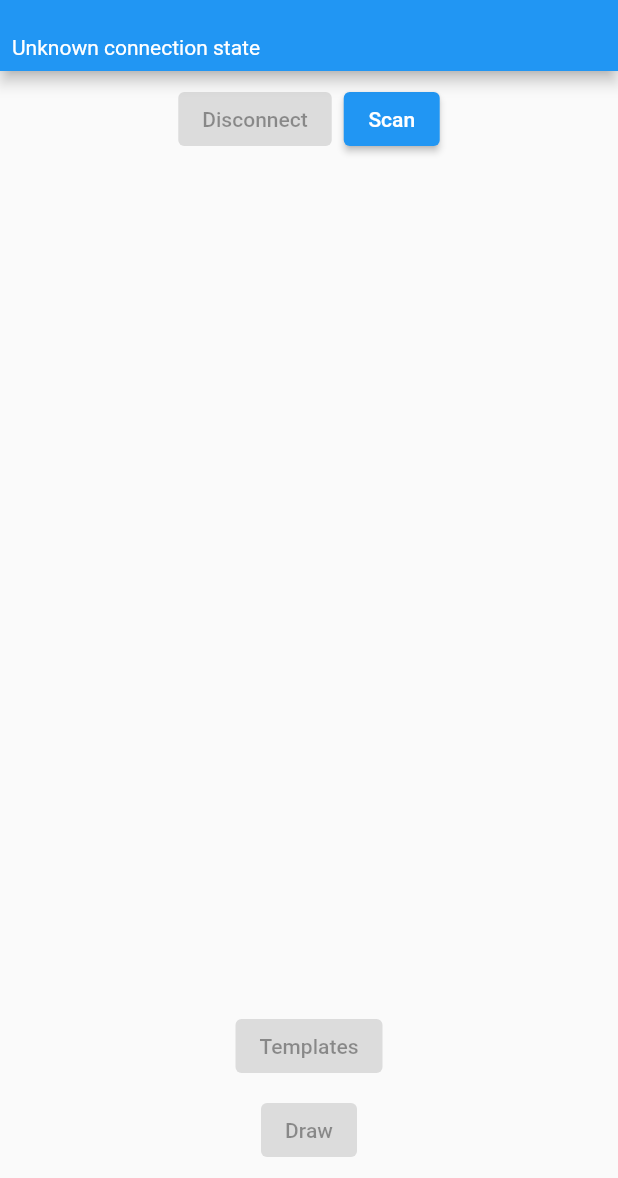
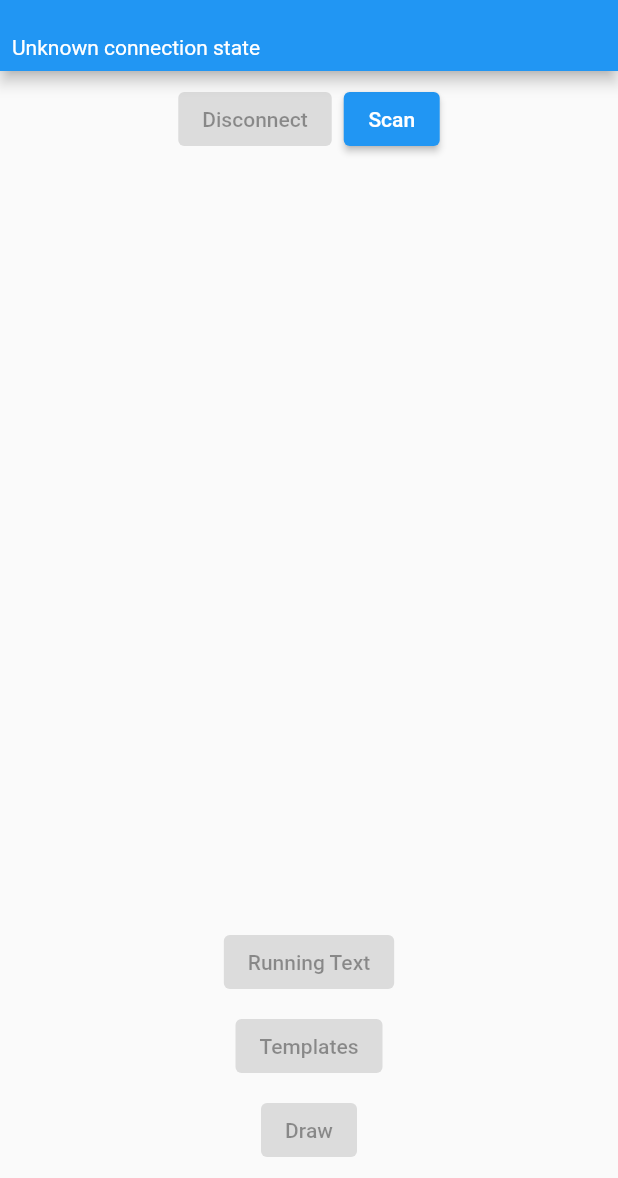
Before and after one commit to mishkov/cyber-jacket-app, a Flutter app: the screen it shows after launch, on a phone screen of 412 x 824 dp, the part 58-1236 px from its top. Run offline on Flutter 3.47's test engine with Material 2 defaults, Android fonts, the light colour scheme and no system bars; our stand-ins replace flutter_bloc, flutter_bluetooth_serial, sqflite; accounts and stored records are empty.

Commit message:
Add navigation to running text mode screen

```diff
--- a/lib/main.dart
+++ b/lib/main.dart
@@ -1,12 +1,11 @@
 import 'package:cyber_jacket/database.dart' as localdb;
 import 'package:cyber_jacket/draw_mode_screen.dart';
 import 'package:cyber_jacket/connection_provider.dart';
+import 'package:cyber_jacket/running_text_mode_screen.dart';
 import 'package:cyber_jacket/templates_screen.dart';
 import 'package:flutter/material.dart';
 import 'package:flutter_bloc/flutter_bloc.dart';
 import 'package:flutter_bluetooth_serial/flutter_bluetooth_serial.dart';
-import 'package:sqflite/sqflite.dart';
-import 'package:path/path.dart';
 
 import 'sliver_list_with_contoller_layout.dart';
 
@@ -38,6 +37,8 @@ class MyApp extends StatelessWidget {
               return const DrawModeScreen();
             } else if (routeSettings.name == TemplatesScreen.route) {
               return const TemplatesScreen();
+            } else if (routeSettings.name == RunningTextModeScreen.route) {
+              return const RunningTextModeScreen();
             } else {
               return const MyHomePage();
             }
@@ -146,6 +147,17 @@ class _MyHomePageState extends State<MyHomePage> {
                   const Spacer(),
                   Column(
                     children: [
+                      ElevatedButton(
+                        onPressed:
+                            state.status == BluetoothConnectionStatus.connected
+                                ? () {
+                                    Navigator.pushNamed(
+                                        context, RunningTextModeScreen.route);
+                                  }
+                                : null,
+                        child: const Text('Running Text'),
+                      ),
+                      const SizedBox(height: 8),
                       ElevatedButton(
                         onPressed:
                             state.status == BluetoothConnectionStatus.connected
```
